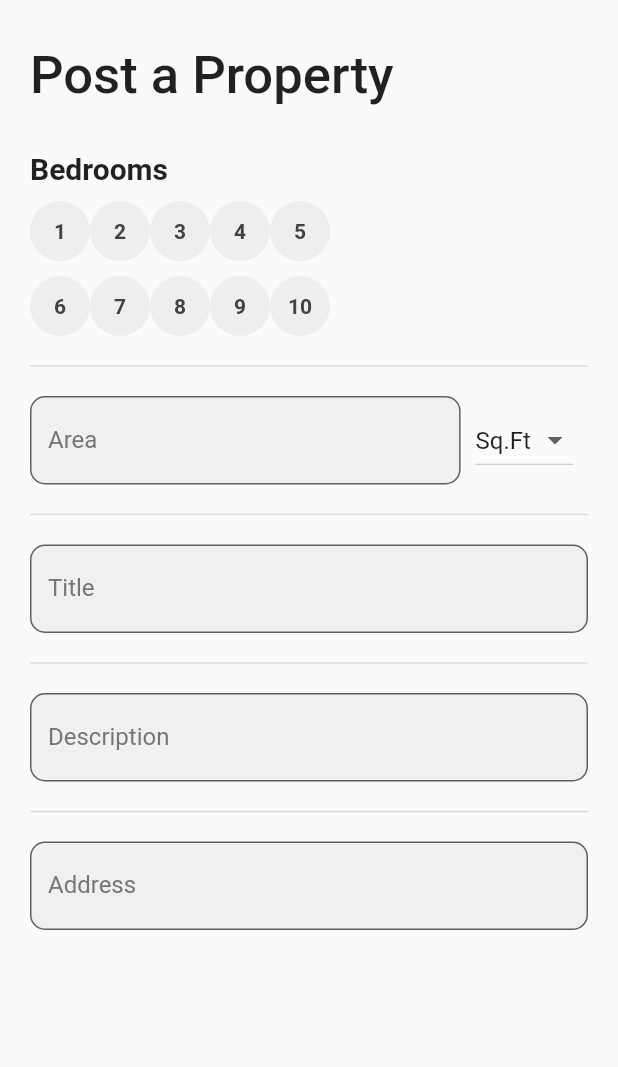
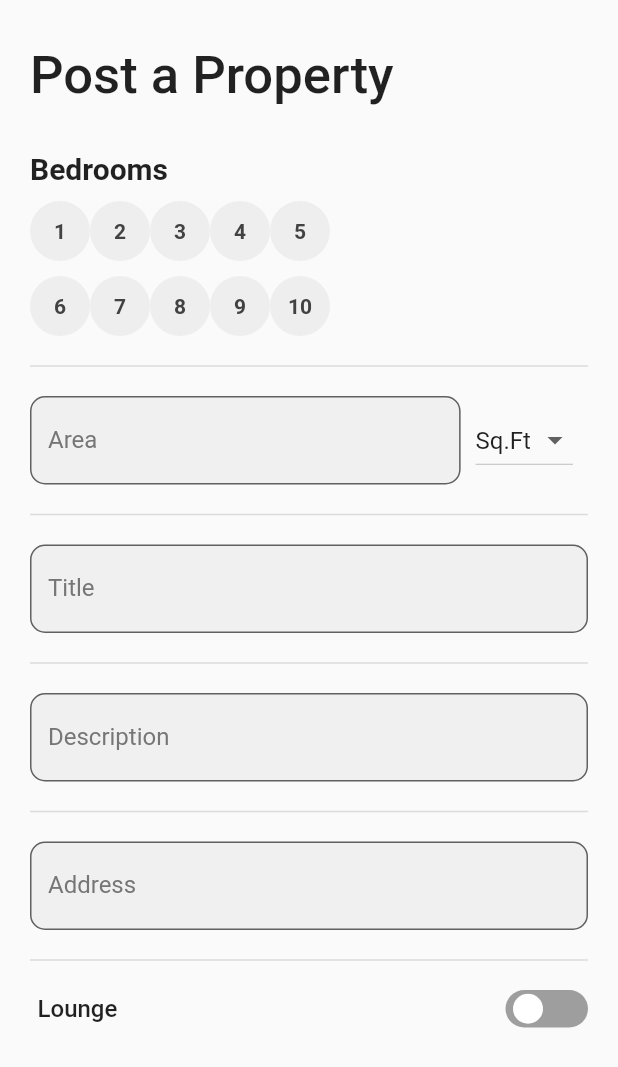
Before and after one commit to amna-kamran/Rentatouille-App, a Flutter app: the AddPropertyScreen screen opened directly, on a phone screen of 412 x 824 dp. Shown: the top 1067 px of the screen. Run offline on Flutter 3.47's test engine with Material 2 defaults, Android fonts, the phone set to English and light mode, and no system bars; our stand-ins replace carousel_slider, cloud_firestore, firebase_auth, firebase_core, flutter_form_builder, flutter_svg and 4 more; accounts and stored records are empty; network calls fail.

Commit message:
toggle button generalized /added to "add property"

```diff
--- a/lib/main.dart
+++ b/lib/main.dart
@@ -43,7 +43,7 @@ class MyApp extends StatelessWidget {
       child: MaterialApp(
         scaffoldMessengerKey: AuthProvider.scaffoldMessengerKey,
         debugShowCheckedModeBanner: false,
-        home: Wrapper(),
+        home: const Wrapper(),
       ),
     );
   }
--- a/lib/screens/home/proprieter/widgets/property/widgets/add property/add_property.dart
+++ b/lib/screens/home/proprieter/widgets/property/widgets/add property/add_property.dart
@@ -1,6 +1,9 @@
 import 'package:flutter/material.dart';
+import 'package:provider/provider.dart';
 import 'package:rentatouille/constants/spaces.dart';
 import 'package:rentatouille/core/form_builder.dart';
+import 'package:rentatouille/screens/home/widgets/toggle_button.dart';
+import 'package:rentatouille/services/toggle_provider.dart';
 import 'circle_button.dart';
 
 class AddPropertyScreen extends StatefulWidget {
@@ -26,6 +29,7 @@ class _AddPropertyScreenState extends State<AddPropertyScreen> {
 
   @override
   Widget build(BuildContext context) {
+    final toggleProvider = Provider.of<ToggleProvider>(context);
     return GestureDetector(
       onTap: () {
         FocusManager.instance.primaryFocus?.unfocus();
@@ -124,6 +128,30 @@ class _AddPropertyScreenState extends State<AddPropertyScreen> {
                       labelText: "Address",
                       fieldType: FieldType.text,
                     ),
+                    divider,
+                    Row(
+                      mainAxisAlignment: MainAxisAlignment.spaceBetween,
+                      children: [
+                        const Padding(
+                          padding: EdgeInsets.only(left: 5),
+                          child: Text(
+                            "Lounge",
+                            style: TextStyle(
+                              fontSize: 16,
+                              fontWeight: FontWeight.w500,
+                            ),
+                          ),
+                        ),
+                        ToggleButtonApp(
+                          initialValue: toggleProvider.hasLounge,
+                          onToggle: (newValue) {
+                            toggleProvider.toggleLounge();
+                          },
+                          activeColor: Colors.green,
+                          inactiveColor: Colors.grey,
+                        ),
+                      ],
+                    )
                   ],
                 ),
               ),
--- a/lib/screens/home/renter/widgets/profile/profile.dart
+++ b/lib/screens/home/renter/widgets/profile/profile.dart
@@ -133,13 +133,11 @@ class _ProfileScreenState extends State<ProfileScreen> {
                       ToggleButtonApp(
                         initialValue: toggleProvider.isProprietorMode,
                         onToggle: (newValue) {
-                          toggleProvider.toggleMode();
+                          toggleProvider.toggleProprieterMode();
                           bottomNavBarProvider.resetIndex();
                         },
                         activeColor: Colors.green,
                         inactiveColor: Colors.grey,
-                        activeIcon: Icons.check,
-                        inactiveIcon: Icons.close,
                       ),
                     ],
                   ),
--- a/lib/services/toggle_provider.dart
+++ b/lib/services/toggle_provider.dart
@@ -2,13 +2,20 @@ import 'package:flutter/material.dart';
 
 class ToggleProvider extends ChangeNotifier {
   bool _isProprietorMode = false;
+  bool _hasLounge = false;
 
   bool get isProprietorMode => _isProprietorMode;
+  bool get hasLounge => _hasLounge;
 
-  void toggleMode() {
+  void toggleProprieterMode() {
     _isProprietorMode == false
         ? _isProprietorMode = true
         : _isProprietorMode = false;
     notifyListeners();
   }
+
+  void toggleLounge() {
+    _hasLounge == false ? _hasLounge = true : _hasLounge = false;
+    notifyListeners();
+  }
 }
```
Also changed, not shown: lib/screens/home/proprieter/widgets/property/property_option.dart (+4 -4 lines).
